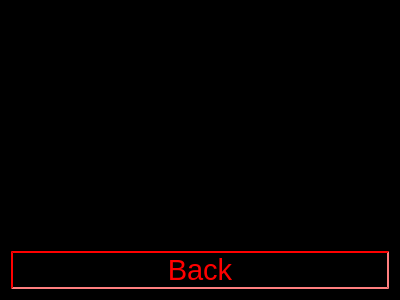
The window that frontend/transactionhistoryscreen.ui (Anoromi/upa_atm) describes before a commit, drawn with Qt 5.
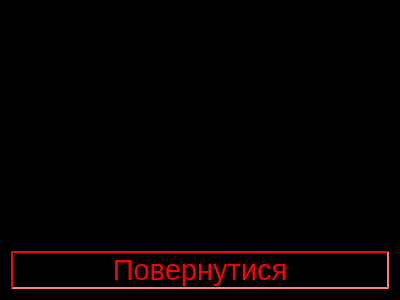
The same window after the commit.

The edit to the form file:
```diff
--- a/frontend/transactionhistoryscreen.ui
+++ b/frontend/transactionhistoryscreen.ui
@@ -79,7 +79,7 @@
 }</string>
      </property>
      <property name="text">
-      <string>Back</string>
+      <string>Повернутися</string>
      </property>
     </widget>
    </item>
```
